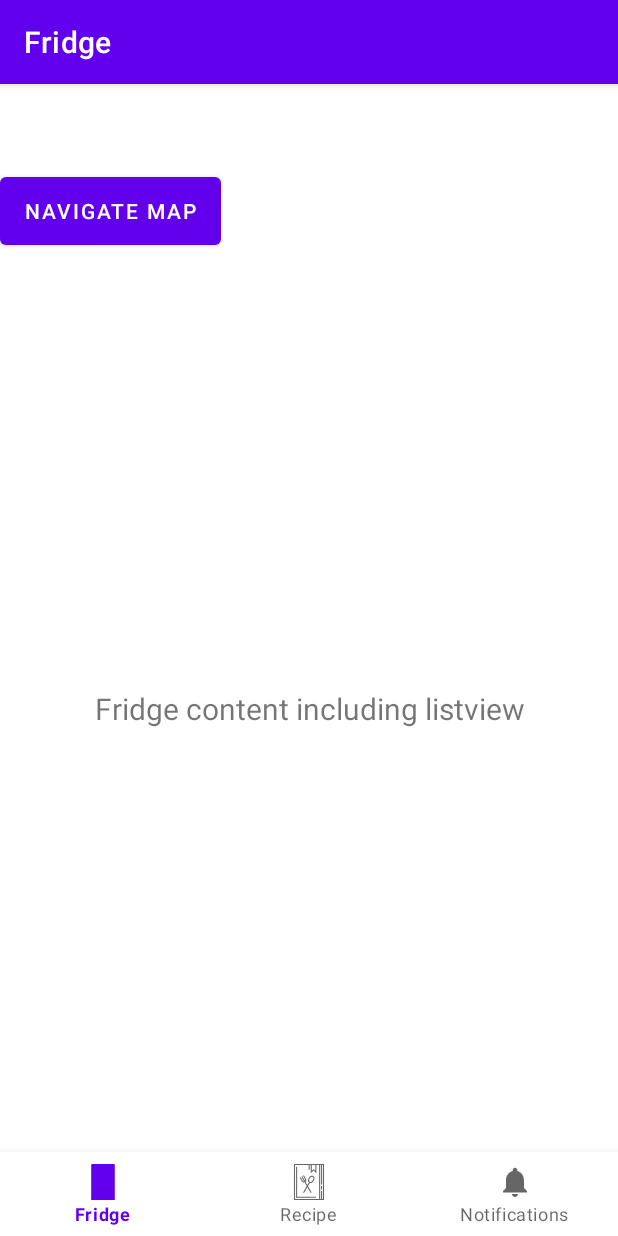
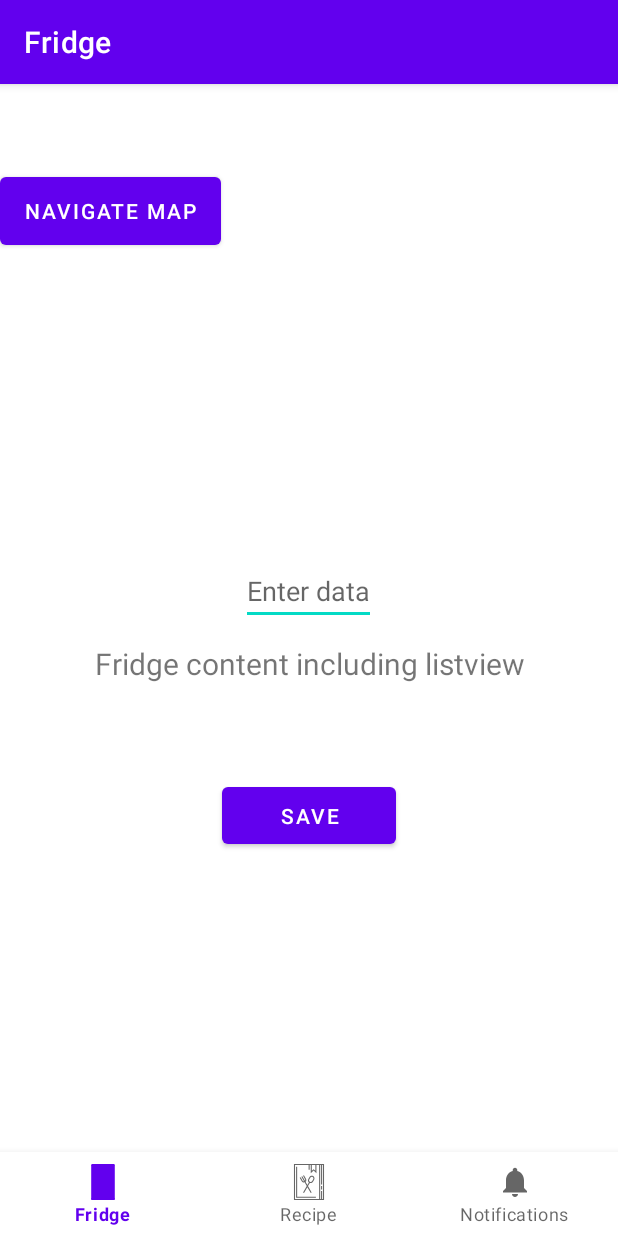
Before and after one commit to TobiasBonifay/Fridge, an Android app: the screen it shows after launch (MainActivity), on a phone screen of 412 x 824 dp. Run offline under Robolectric (Android 15) with nearby library versions, the light colour scheme and no system bars; our stand-ins replace Firebase (no records; nobody signed in at launch, a user with empty details on screens opened directly), navigation-ui.

Commit message:
[DEV] inserting data into the database test

```diff
--- a/app/src/main/java/edu/polytech/fridge/MainActivity.java
+++ b/app/src/main/java/edu/polytech/fridge/MainActivity.java
@@ -5,6 +5,7 @@
 import android.view.View;
 import android.widget.ArrayAdapter;
 import android.widget.Button;
+import android.widget.EditText;
 import android.widget.ListView;
 import android.widget.Toast;
 
@@ -16,6 +17,8 @@
 import com.google.android.gms.maps.model.LatLng;
 import com.google.android.gms.maps.model.MarkerOptions;
 import com.google.android.material.bottomnavigation.BottomNavigationView;
+import com.google.firebase.database.DatabaseReference;
+import com.google.firebase.database.FirebaseDatabase;
 
 import androidx.annotation.NonNull;
 import androidx.appcompat.app.AppCompatActivity;
@@ -34,9 +37,13 @@
 public class MainActivity extends AppCompatActivity {
     GoogleMap map;
     private Button button;
+    private Button button2;
+
     private ListView listView;
+    EditText editText;
 
     private ActivityMainBinding binding;
+    DatabaseReference test;
 
     @Override
     protected void onCreate(Bundle savedInstanceState) {
@@ -60,6 +67,17 @@
         Toast.makeText(MainActivity.this,"Firebase connected",Toast.LENGTH_LONG).show();
 
         button = findViewById(R.id.butt1);
+        button2= findViewById(R.id.saveBtn);
+        editText = findViewById(R.id.edit1);
+        test = FirebaseDatabase.getInstance().getReference().child("testos");
+        button2.setOnClickListener(new View.OnClickListener() {
+            @Override
+            public void onClick(View view) {
+                insertData();
+            }
+        });
+
+
 
         button.setOnClickListener(new View.OnClickListener() {
             @Override
@@ -69,6 +87,10 @@
             }
         });
     }
+    private void insertData(){
+        String name = editText.getText().toString();
+        test.push().setValue(name);
+    }
 
 
 }
--- a/app/src/main/res/layout/fragment_fridge.xml
+++ b/app/src/main/res/layout/fragment_fridge.xml
@@ -4,6 +4,7 @@
     xmlns:tools="http://schemas.android.com/tools"
     android:layout_width="match_parent"
     android:layout_height="match_parent"
+    android:visibility="visible"
     tools:context=".ui.fridge.FridgeFragment">
 
     <TextView
@@ -17,6 +18,33 @@
         android:textSize="20sp"
         app:layout_constraintBottom_toBottomOf="parent"
         app:layout_constraintEnd_toEndOf="parent"
+        app:layout_constraintHorizontal_bias="1.0"
         app:layout_constraintStart_toStartOf="parent"
-        app:layout_constraintTop_toTopOf="parent" />
+        app:layout_constraintTop_toTopOf="parent"
+        app:layout_constraintVertical_bias="0.456" />
+
+    <Button
+        android:id="@+id/saveBtn"
+        android:layout_width="116dp"
+        android:layout_height="50dp"
+        android:text="Save"
+        app:layout_constraintBottom_toBottomOf="parent"
+        app:layout_constraintEnd_toEndOf="@+id/text_home"
+        app:layout_constraintHorizontal_bias="0.514"
+        app:layout_constraintStart_toStartOf="parent"
+        app:layout_constraintTop_toTopOf="parent"
+        app:layout_constraintVertical_bias="0.614" />
+
+    <EditText
+        android:id="@+id/edit1"
+        android:layout_width="wrap_content"
+        android:layout_height="wrap_content"
+        android:hint="Enter data"
+        app:layout_constraintBottom_toBottomOf="parent"
+        app:layout_constraintEnd_toEndOf="parent"
+        app:layout_constraintHorizontal_bias="0.498"
+        app:layout_constraintStart_toStartOf="parent"
+        app:layout_constraintTop_toTopOf="parent"
+        app:layout_constraintVertical_bias="0.389" />
+
 </androidx.constraintlayout.widget.ConstraintLayout>
```
